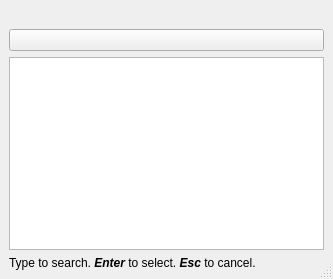
vbnhfylbh/ParaView, file Qt/Widgets/Resources/UI/pqQuickLaunchDialog.ui: the form before one commit.
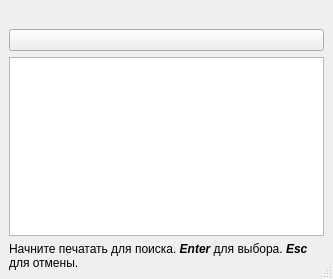
The form after the commit.

Diff of the .ui file:
```diff
--- a/Qt/Widgets/Resources/UI/pqQuickLaunchDialog.ui
+++ b/Qt/Widgets/Resources/UI/pqQuickLaunchDialog.ui
@@ -49,7 +49,7 @@
    <item>
     <widget class="QLabel" name="label">
      <property name="text">
-      <string>&lt;html&gt;&lt;head/&gt;&lt;body&gt;&lt;p&gt;Type to search. &lt;span style=&quot; font-weight:600; font-style:italic;&quot;&gt;Enter&lt;/span&gt; to select. &lt;span style=&quot; font-weight:600; font-style:italic;&quot;&gt;Esc &lt;/span&gt;to cancel.&lt;/p&gt;&lt;/body&gt;&lt;/html&gt;</string>
+      <string>&lt;html&gt;&lt;head/&gt;&lt;body&gt;&lt;p&gt;Начните печатать для поиска. &lt;span style=&quot; font-weight:600; font-style:italic;&quot;&gt;Enter&lt;/span&gt; для выбора. &lt;span style=&quot; font-weight:600; font-style:italic;&quot;&gt;Esc &lt;/span&gt;для отмены.&lt;/p&gt;&lt;/body&gt;&lt;/html&gt;</string>
      </property>
      <property name="wordWrap">
       <bool>true</bool>
```
Left out of the diff: 2 changed lines with no effect on the pictures.
